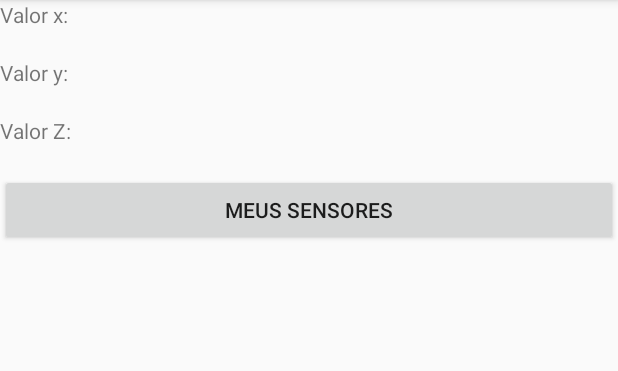
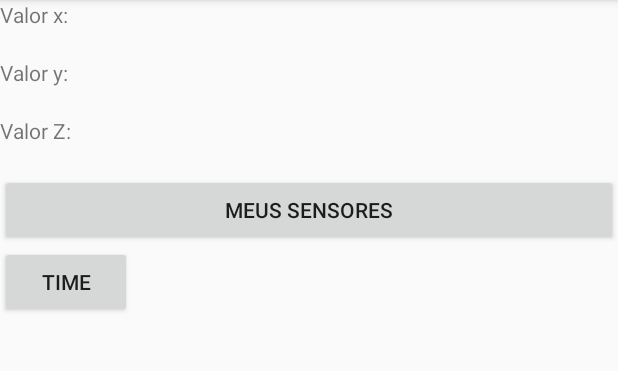
Before and after one commit to alaudegp/AcelerometroApp, an Android app: the screen it shows after launch (MainActivity), on a phone screen of 412 x 824 dp, the part 84-455 px from its top. Run offline under Robolectric (Android 15) with nearby library versions, the phone set to English and light mode, and no system bars; 1 statement that could not run was skipped.

```diff
--- a/app/src/main/res/layout/activity_main.xml
+++ b/app/src/main/res/layout/activity_main.xml
@@ -46,4 +46,10 @@
         android:text="Meus sensores"
         android:onClick="btMeusSensoresOnClick"/>
 
+    <Button
+        android:id="@+id/id_btnTimer"
+        android:layout_width="wrap_content"
+        android:layout_height="wrap_content"
+        android:text="time"/>
+
 </LinearLayout>
```
Also changed, not shown: app/src/main/java/com/example/usandoacelerometro/MainActivity.java (+25 -3 lines).
